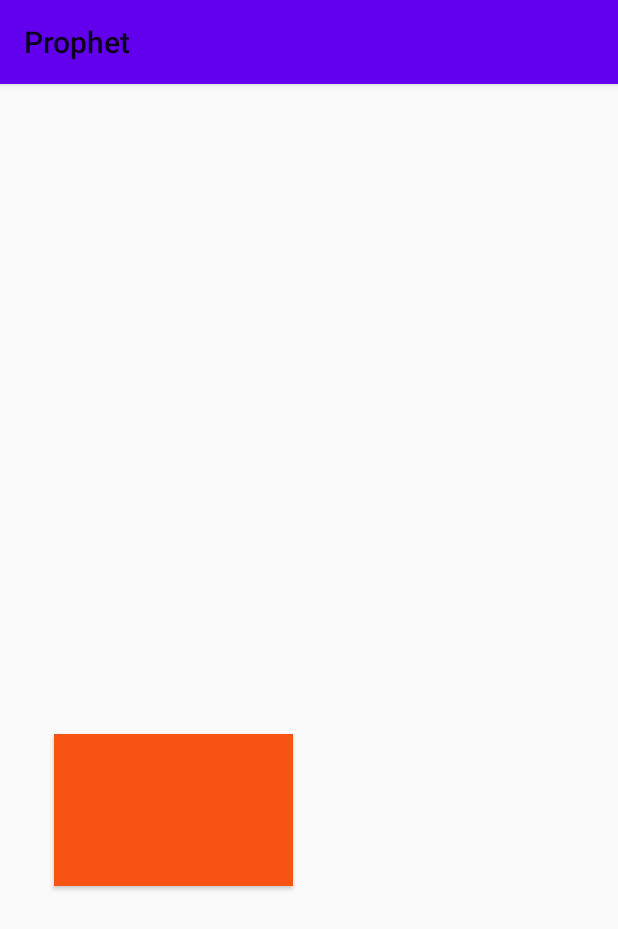
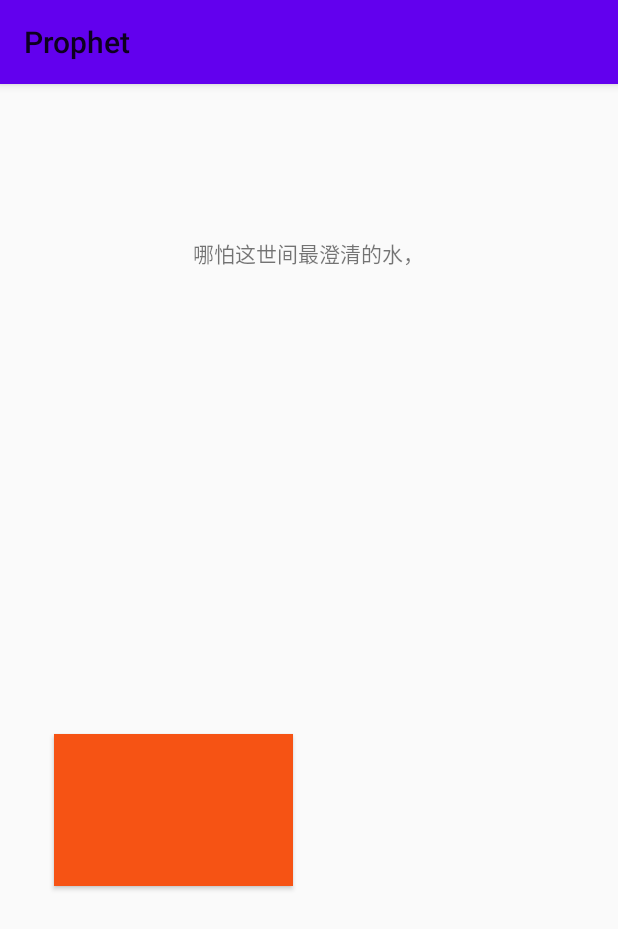
Before and after one commit to high-cloud/Prophet, an Android app: the screen it shows after launch (MainActivity), after a tap on an icon or button, on a phone screen of 412 x 824 dp. Shown: the top 929 px of the screen. Run offline under Robolectric (Android 15) with nearby library versions, the phone set to English and light mode, and no system bars; 1 other tap on this screen came first.

Commit message:
finish 1st part

```diff
--- a/app/src/main/java/ustc/zzy/prophet/MainActivity.java
+++ b/app/src/main/java/ustc/zzy/prophet/MainActivity.java
@@ -8,6 +8,7 @@ import android.view.View;
 import android.widget.ArrayAdapter;
 import android.widget.Button;
 import android.widget.ListView;
+import android.widget.TextView;
 
 import androidx.annotation.Nullable;
 import androidx.appcompat.app.AppCompatActivity;
@@ -17,6 +18,7 @@ public class MainActivity extends AppCompatActivity {
     private Button button2;
     private Button button3;
     private Button button4;
+    private TextView textView;
 
     ListView listView;
     MediaPlayer mediaPlayer;
@@ -54,10 +56,11 @@ public class MainActivity extends AppCompatActivity {
     private void initView(){
 
         isPaused=false;
-        button1=(Button) super.findViewById(R.id.button1);
-        button2=(Button) super.findViewById(R.id.button2);
-        button3=(Button) super.findViewById(R.id.button3);
-        button4=(Button) super.findViewById(R.id.button4);
+        button1=super.findViewById(R.id.button1);
+        button2=super.findViewById(R.id.button2);
+        button3=super.findViewById(R.id.button3);
+        button4=super.findViewById(R.id.button4);
+        textView=super.findViewById(R.id.textView);
 
         button1.setOnClickListener(clickListener);
         button2.setOnClickListener(clickListener);
@@ -90,16 +93,19 @@ public class MainActivity extends AppCompatActivity {
                 case R.id.button1:
                     button1.setVisibility(View.INVISIBLE);
                     button2.setVisibility(View.VISIBLE);
+                    textView.setText("那便是她们的住址。");
                     break;
 
                 case R.id.button2:
                     button2.setVisibility(View.INVISIBLE);
                     button3.setVisibility(View.VISIBLE);
+                    textView.setText("哪怕这世间最澄清的水，");
                     break;
 
                 case R.id.button3:
                     button3.setVisibility(View.INVISIBLE);
                     button4.setVisibility(View.VISIBLE);
+                    textView.setText("只要够深，也能让人沉溺。");
                     break;
 
                 case R.id.button4:
--- a/app/src/main/res/layout/activity_main.xml
+++ b/app/src/main/res/layout/activity_main.xml
@@ -64,4 +64,17 @@
         app:layout_constraintVertical_bias="0.32"
         tools:visibility="visible" />
 
+    <TextView
+        android:id="@+id/textView"
+        android:layout_width="292dp"
+        android:layout_height="78dp"
+        android:text="复仇女神就在家中的镜子里；"
+        android:gravity="center"
+        app:layout_constraintBottom_toTopOf="@+id/button1"
+        app:layout_constraintEnd_toEndOf="parent"
+        app:layout_constraintHorizontal_bias="0.495"
+        app:layout_constraintStart_toStartOf="parent"
+        app:layout_constraintTop_toTopOf="parent"
+        app:layout_constraintVertical_bias="0.548" />
+
 </androidx.constraintlayout.widget.ConstraintLayout>
--- a/app/src/main/res/layout/disco.xml
+++ b/app/src/main/res/layout/disco.xml
@@ -10,6 +10,7 @@
         android:layout_width="415dp"
         android:layout_height="233dp"
         android:layout_marginTop="52dp"
+        android:contentDescription="disco elysium"
         app:layout_constraintEnd_toEndOf="parent"
         app:layout_constraintStart_toStartOf="parent"
         app:layout_constraintTop_toTopOf="parent"
@@ -17,9 +18,9 @@
 
     <ListView
         android:id="@+id/yiyu"
-        android:layout_width="409dp"
-        android:layout_height="323dp"
-        android:layout_marginTop="4dp"
+        android:layout_width="match_parent"
+        android:layout_height="295dp"
+        android:layout_marginTop="16dp"
         app:layout_constraintEnd_toEndOf="parent"
         app:layout_constraintStart_toStartOf="parent"
         app:layout_constraintTop_toBottomOf="@+id/imageView" />
```
